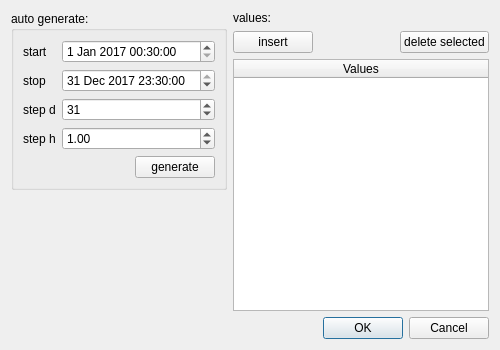
This is multischededitdialogdatetime.ui in TUW-VieVS/VieSchedpp as Qt 5 draws it before an edit. The edited form follows.
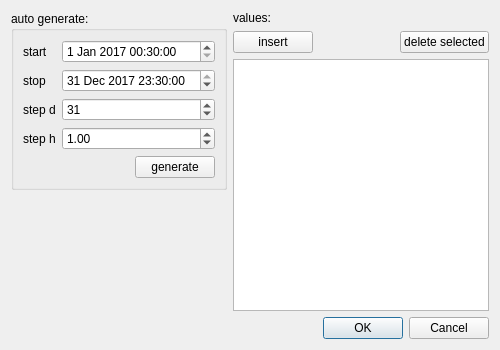
This is the edited form.

```diff
--- a/multischededitdialogdatetime.ui
+++ b/multischededitdialogdatetime.ui
@@ -216,13 +216,13 @@
           <number>1</number>
          </property>
          <attribute name="horizontalHeaderVisible">
-          <bool>true</bool>
+          <bool>false</bool>
          </attribute>
          <attribute name="horizontalHeaderStretchLastSection">
           <bool>true</bool>
          </attribute>
          <attribute name="verticalHeaderVisible">
-          <bool>true</bool>
+          <bool>false</bool>
          </attribute>
          <column>
           <property name="text">
```
Left out of the diff: 24 changed lines with no effect on the pictures.
